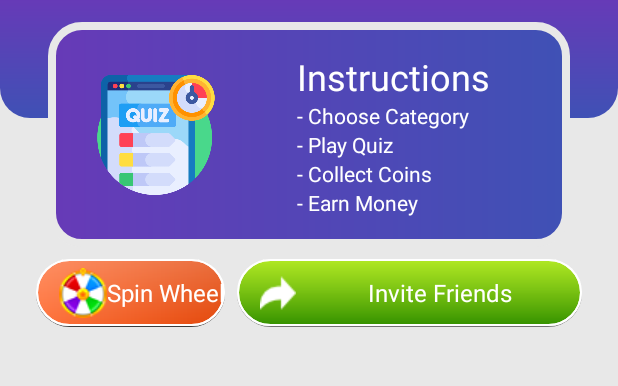
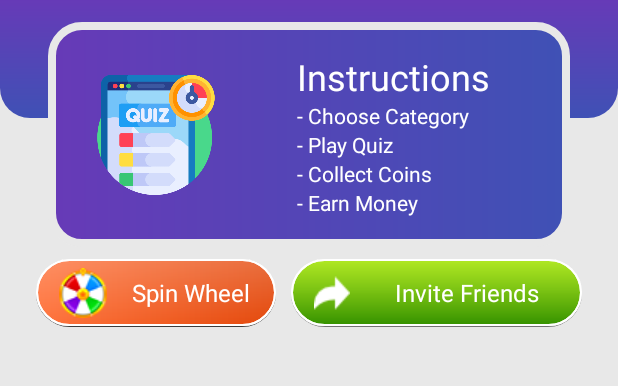
Before and after one commit to ngnambka00-github/quiz_game_android, an Android app: the MainActivity screen opened directly, with no data from a screen before it, on a phone screen of 412 x 824 dp, the part 86-472 px from its top. Run offline under Robolectric (Android 15) with nearby library versions, the phone set to English and light mode, and no system bars; libraries missing offline, so code that uses them is left out: me.ibrahimsn.lib; plain views replace SmoothBottomBar; pictures from the network do not load; Roboto replaces fonts that are not available here; 1 statement that could not run was skipped.

Commit message:
update some change

```diff
--- a/Android/app/src/main/AndroidManifest.xml
+++ b/Android/app/src/main/AndroidManifest.xml
@@ -19,6 +19,9 @@
         android:theme="@style/AppTheme"
         android:usesCleartextTraffic="true">
 
+        <activity android:name="com.theartofdev.edmodo.cropper.CropImageActivity"
+            android:theme="@style/Base.Theme.AppCompat"/>
+
         <activity android:name=".SpinnerActivity"></activity>
         <activity android:name=".ResultActivity"></activity>
         <activity android:name=".QuizActivity"></activity>
--- a/Android/app/src/main/java/com/example/quizme/LoginActivity.java
+++ b/Android/app/src/main/java/com/example/quizme/LoginActivity.java
@@ -100,7 +100,11 @@ public class LoginActivity extends AppCompatActivity {
 
                 // Nếu login thành công sẽ chuyển sang MainActivity
                 // Nếu login không thành công sẽ show Toast
-                checkLogin(email, pass);
+                try {
+                    checkLogin(email, pass);
+                } catch (Exception ex) {
+                    Toast.makeText(LoginActivity.this, "Server bị lỗi rồi. Check server đi !!", Toast.LENGTH_LONG).show();
+                }
             }
         });
 
--- a/Android/app/src/main/java/com/example/quizme/MainActivity.java
+++ b/Android/app/src/main/java/com/example/quizme/MainActivity.java
@@ -61,7 +61,7 @@ public class MainActivity extends AppCompatActivity {
                         transaction.commit();
                         break;
                     case 3:
-                        transaction.replace(R.id.content, new ProfileFragment(loginUser));
+                        transaction.replace(R.id.content, new ProfileFragment(loginUser, MainActivity.this));
                         transaction.commit();
                         break;
                 }
--- a/Android/app/src/main/res/layout/bottom_sheet_layout.xml
+++ b/Android/app/src/main/res/layout/bottom_sheet_layout.xml
@@ -48,6 +48,7 @@
         android:layout_marginLeft="10dp"
         android:layout_marginTop="10dp"
         android:layout_marginRight="10dp"
+        android:layout_marginBottom="20dp"
         android:background="@drawable/button_2"
         android:text="Send Invite"
         android:textColor="@color/color_white" />
--- a/Android/app/src/main/res/layout/fragment_home.xml
+++ b/Android/app/src/main/res/layout/fragment_home.xml
@@ -113,6 +113,7 @@
         android:layout_marginTop="8dp"
         android:layout_marginEnd="8dp"
         android:layout_marginRight="8dp"
+        android:width="160dp"
         android:background="@drawable/button_1"
         android:drawableLeft="@drawable/spin"
         android:fontFamily="@font/roboto_medium"
@@ -130,8 +131,8 @@
         android:id="@+id/inviteFriends"
         android:layout_width="0dp"
         android:layout_height="45dp"
-        android:layout_marginStart="8dp"
-        android:layout_marginLeft="8dp"
+        android:layout_marginStart="10dp"
+        android:layout_marginLeft="10dp"
         android:layout_marginTop="8dp"
         android:layout_marginEnd="24dp"
         android:layout_marginRight="24dp"
```
Also changed, not shown: Android/app/src/main/java/com/example/quizme/ProfileFragment.java (+10 -6 lines).
